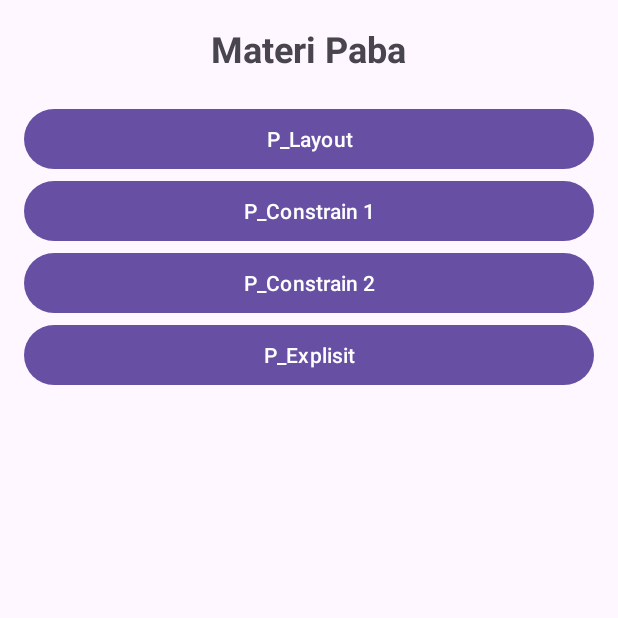
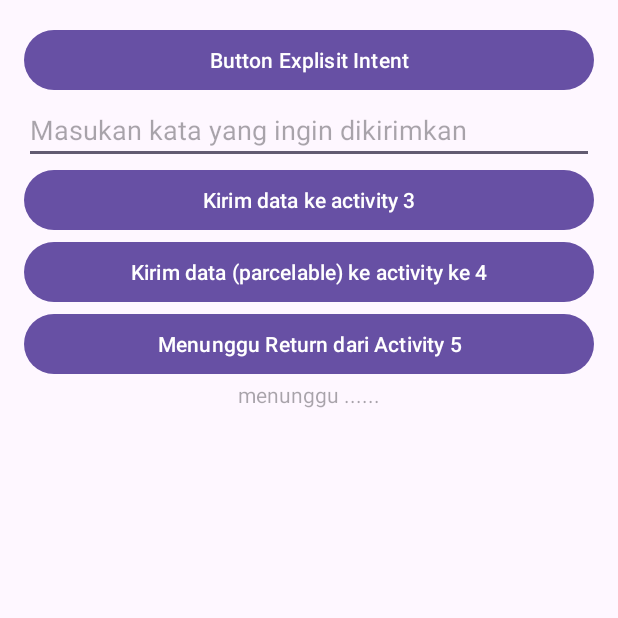
Before and after one commit to Moofien/PabaMateri, an Android app: the screen it shows after launch (MainActivity before the commit, ExplisitActivity after it), after a tap on "P_Explisit", on a phone screen of 412 x 824 dp, the top half of it. Run offline under Robolectric (Android 15) with nearby library versions, the phone set to English and light mode, and no system bars.

Commit message:
Explisit

```diff
--- a/app/build.gradle.kts
+++ b/app/build.gradle.kts
@@ -1,6 +1,7 @@
 plugins {
     alias(libs.plugins.android.application)
     alias(libs.plugins.kotlin.android)
+    id("kotlin-parcelize")
 }
 
 android {
--- a/app/src/main/java/com/example/pabamateri/MainActivity.kt
+++ b/app/src/main/java/com/example/pabamateri/MainActivity.kt
@@ -7,6 +7,9 @@ import androidx.activity.enableEdgeToEdge
 import androidx.appcompat.app.AppCompatActivity
 import androidx.core.view.ViewCompat
 import androidx.core.view.WindowInsetsCompat
+import com.example.pabamateri.p_cons1.Cons1Activity
+import com.example.pabamateri.p_cons2.Cons2Activity
+import com.example.pabamateri.p_explisit.ExplisitActivity
 import com.example.pabamateri.p_layout.LayoutActivity
 
 class MainActivity : AppCompatActivity() {
--- /dev/null
+++ b/app/src/main/java/com/example/pabamateri/p_explisit/ExplisitActivity.kt
@@ -0,0 +1,103 @@
+package com.example.pabamateri.p_explisit
+
+import android.app.Activity
+import android.content.Intent
+import android.os.Bundle
+import android.util.Log
+import android.widget.Button
+import android.widget.EditText
+import android.widget.TextView
+import androidx.activity.result.contract.ActivityResultContracts
+import androidx.appcompat.app.AppCompatActivity
+import com.example.pabamateri.R
+
+class ExplisitActivity : AppCompatActivity() {
+    override fun onStart() {
+        super.onStart()
+        Log.d("AppSaya","onStartBerjalan")
+    }
+
+    override fun onPause() {
+        super.onPause()
+        Log.d("AppSaya","onPauseBerjalan")
+    }
+
+    override fun onStop() {
+        super.onStop()
+        Log.d("AppSaya","onStopBerjalan")
+    }
+
+    override fun onDestroy() {
+        super.onDestroy()
+        Log.d("AppSaya","onDestroyBerjalan")
+    }
+
+    private lateinit var _returnHasil : TextView
+
+    private val resultLauncher = registerForActivityResult(
+        ActivityResultContracts.StartActivityForResult()
+    ){
+            result ->
+        if(result.resultCode == Activity.RESULT_OK && result.data != null){
+            val selectedItem = result.data?.getStringExtra(
+                ExplisitActivity5.SelectedItem
+            )
+            _returnHasil.text = selectedItem
+        }
+    }
+
+    override fun onCreate(savedInstanceState: Bundle?) {
+        super.onCreate(savedInstanceState)
+        setContentView(R.layout.activity_explisit)
+
+        var _btnExplisit1 = findViewById<Button>(R.id.btnExplisit1)
+        val _btnExplisit2 = findViewById<Button>(R.id.btnExplisit2)
+        val _btnExplisit3 = findViewById<Button>(R.id.btnExplisit3)
+        val _btnExplisit4 = findViewById<Button>(R.id.btnExplisit4)
+        val _dataKirim = findViewById<EditText>(R.id.dataKirim)
+        val isiPegawai : ArrayList<Pegawai> = arrayListOf()
+
+        _btnExplisit1.setOnClickListener {
+            val intent = Intent(
+                this@ExplisitActivity,
+                ExplisitActivity2::class.java
+            )
+            startActivity(intent)
+        }
+
+        _btnExplisit2.setOnClickListener {
+            val intentWithData = Intent(
+                this@ExplisitActivity,
+                ExplisitActivity3::class.java
+            ).apply {
+                putExtra(ExplisitActivity3.dataDiterima, _dataKirim.text.toString())
+            }
+            startActivity(intentWithData)
+        }
+
+        isiPegawai.add(Pegawai(1,"Anita","Test"))
+        isiPegawai.add(Pegawai(2, "Titik", "Market"))
+
+        _btnExplisit3.setOnClickListener {
+            val intentWithData = Intent(
+                this@ExplisitActivity,
+                ExplisitActivity4::class.java
+            ).apply {
+                putExtra(ExplisitActivity4.dataPegawai, isiPegawai)
+            }
+            startActivity(intentWithData)
+        }
+
+        _returnHasil = findViewById(R.id.returnHasil)
+
+
+        _btnExplisit4.setOnClickListener {
+            val intentWithResult = Intent(
+                this@ExplisitActivity,
+                ExplisitActivity5::class.java)
+            resultLauncher.launch(intentWithResult)
+        }
+        Log.d("AppSaya","onCreateBerjalan");
+    }
+
+}
--- /dev/null
+++ b/app/src/main/java/com/example/pabamateri/p_explisit/Pegawai.kt
@@ -0,0 +1,11 @@
+package com.example.pabamateri.p_explisit
+
+import android.os.Parcelable
+import kotlinx.parcelize.Parcelize
+
+@Parcelize
+data class Pegawai(
+    val NIP : Int,
+    val Nama : String?,
+    val Dept : String?
+) : Parcelable
--- /dev/null
+++ b/app/src/main/res/layout/activity_explisit.xml
@@ -0,0 +1,49 @@
+<?xml version="1.0" encoding="utf-8"?>
+<LinearLayout xmlns:android="http://schemas.android.com/apk/res/android"
+    xmlns:app="http://schemas.android.com/apk/res-auto"
+    xmlns:tools="http://schemas.android.com/tools"
+    android:id="@+id/exp"
+    android:layout_width="match_parent"
+    android:layout_height="match_parent"
+    tools:context=".p_explisit.ExplisitActivity"
+    android:orientation="vertical"
+    android:layout_margin="16dp">
+
+    <Button
+        android:layout_width="match_parent"
+        android:layout_height="wrap_content"
+        android:id="@+id/btnExplisit1"
+        android:text="Button Explisit Intent"/>
+
+    <EditText
+        android:layout_width="match_parent"
+        android:layout_height="wrap_content"
+        android:id="@+id/dataKirim"
+        android:inputType="text"
+        android:hint="Masukan kata yang ingin dikirimkan"/>
+
+    <Button
+        android:layout_width="match_parent"
+        android:layout_height="wrap_content"
+        android:id="@+id/btnExplisit2"
+        android:text="Kirim data ke activity 3"/>
+
+    <Button
+        android:layout_width="match_parent"
+        android:layout_height="wrap_content"
+        android:id="@+id/btnExplisit3"
+        android:text="Kirim data (parcelable) ke activity ke 4"/>
+
+    <Button
+        android:layout_width="match_parent"
+        android:layout_height="wrap_content"
+        android:id="@+id/btnExplisit4"
+        android:text="Menunggu Return dari Activity 5"/>
+
+    <TextView
+        android:layout_width="match_parent"
+        android:layout_height="wrap_content"
+        android:id="@+id/returnHasil"
+        android:gravity="center"
+        android:hint="menunggu ......"/>
+</LinearLayout>
--- a/gradle.properties
+++ b/gradle.properties
@@ -6,7 +6,7 @@
 # http://www.gradle.org/docs/current/userguide/build_environment.html
 # Specifies the JVM arguments used for the daemon process.
 # The setting is particularly useful for tweaking memory settings.
-org.gradle.jvmargs=-Xmx2048m -Dfile.encoding=UTF-8
+org.gradle.jvmargs=-Xmx1536m -Dfile.encoding=UTF-8
 # When configured, Gradle will run in incubating parallel mode.
 # This option should only be used with decoupled projects. For more details, visit
 # https://developer.android.com/r/tools/gradle-multi-project-decoupled-projects
```
Also changed, not shown: app/src/main/AndroidManifest.xml (+15 -0 lines), app/src/main/java/com/example/pabamateri/p_explisit/ExplisitActivity2.kt (added, +12 -0 lines), app/src/main/java/com/example/pabamateri/p_explisit/ExplisitActivity3.kt (added, +24 -0 lines), app/src/main/java/com/example/pabamateri/p_explisit/ExplisitActivity4.kt (added, +37 -0 lines), app/src/main/java/com/example/pabamateri/p_explisit/ExplisitActivity5.kt (added, +37 -0 lines), app/src/main/res/layout/activity_explisit2.xml (added, +10 -0 lines), app/src/main/res/layout/activity_explisit3.xml (added, +25 -0 lines), app/src/main/res/layout/activity_explisit4.xml (added, +23 -0 lines), app/src/main/res/layout/activity_explisit5.xml (added, +48 -0 lines).
